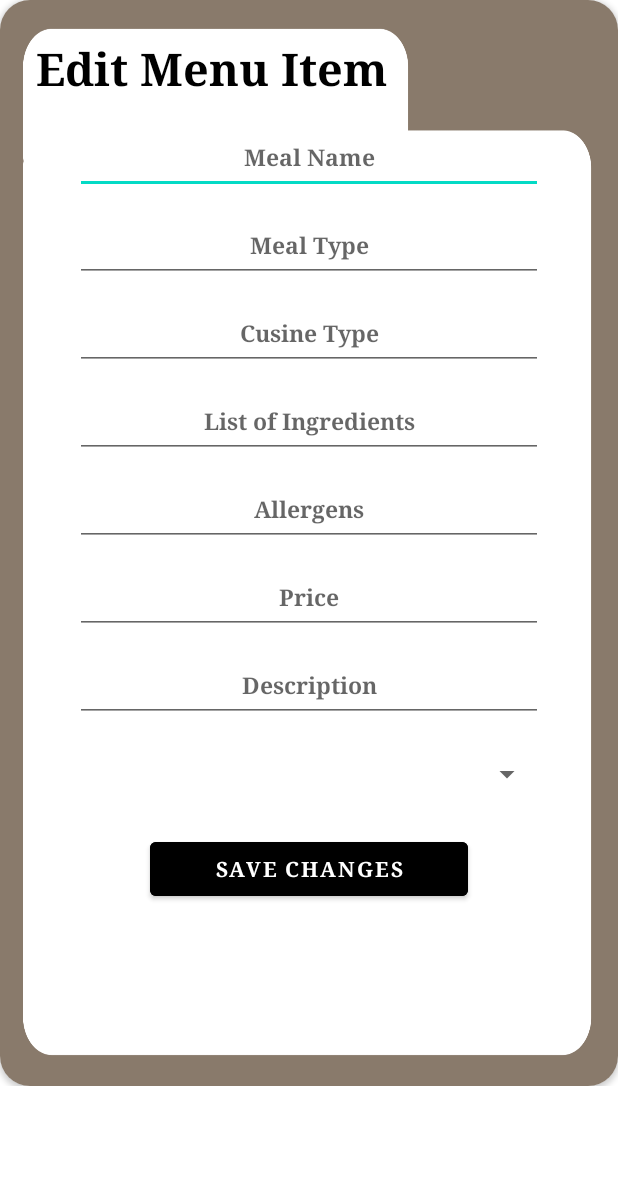
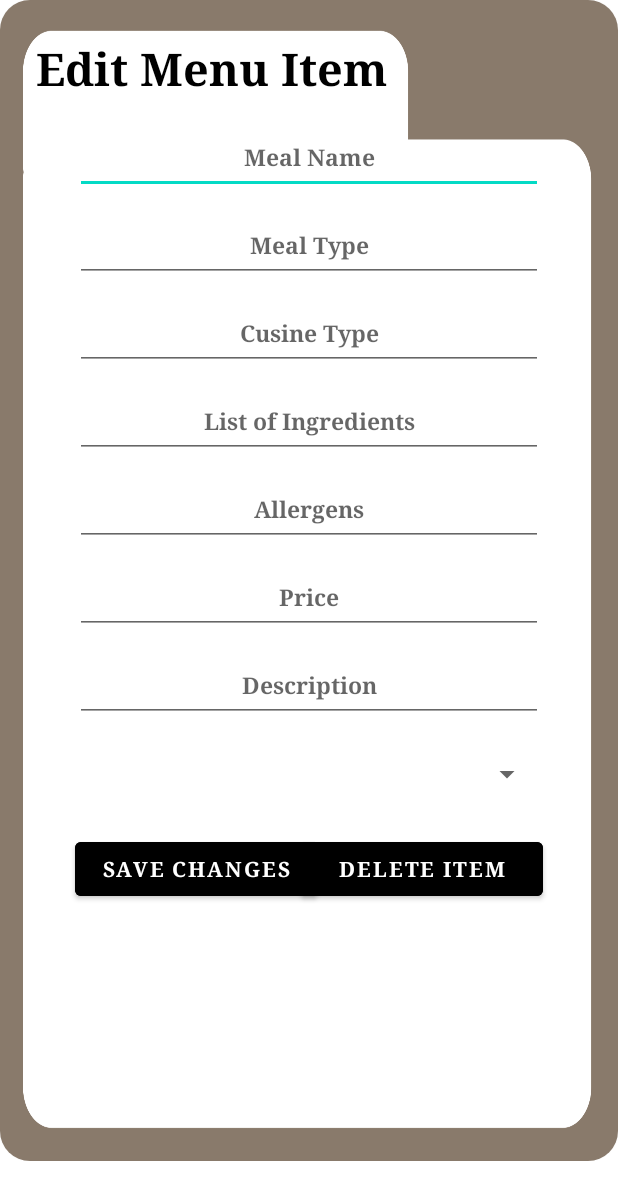
Before and after one commit to NightingaleX03/Mealer-Food-Delivery-App, an Android app: the layout edit_menu_items.xml on its own in the app's theme, with its tools: preview values and no code run, on a phone screen of 412 x 824 dp. Shown: the top 1200 px of the screen. Run offline under Robolectric (Android 15) with nearby library versions, the phone set to English and light mode, and no system bars.

Commit message:
delete button was added

```diff
--- a/app/src/main/res/layout/edit_menu_items.xml
+++ b/app/src/main/res/layout/edit_menu_items.xml
@@ -5,7 +5,7 @@
     xmlns:app="http://schemas.android.com/apk/res-auto"
     android:gravity="center"
     android:layout_height="wrap_content"
-    android:layout_marginBottom="100dp"
+    android:layout_marginBottom="50dp"
     >
 
     <androidx.cardview.widget.CardView
@@ -183,9 +183,9 @@
                 android:layout_width="match_parent"
                 android:layout_height="wrap_content"
                 android:layout_below="@id/spinner_availability"
-                android:layout_marginStart="100dp"
+                android:layout_marginStart="50dp"
                 android:layout_marginTop="5dp"
-                android:layout_marginEnd="100dp"
+                android:layout_marginEnd="200dp"
                 android:backgroundTint="@color/black"
                 android:minHeight="48dp"
                 android:text="Save Changes"
@@ -193,6 +193,22 @@
                 android:textStyle="bold"
                 android:typeface="serif" />
 
+            <Button
+                android:id="@+id/btndelete"
+                android:layout_width="match_parent"
+                android:layout_height="wrap_content"
+                android:layout_below="@id/spinner_availability"
+                android:layout_marginStart="200dp"
+                android:layout_marginTop="5dp"
+                android:layout_marginEnd="50dp"
+                android:backgroundTint="@color/black"
+                android:minHeight="48dp"
+                android:text="Delete Item"
+                android:textColor="@color/white"
+                android:textStyle="bold"
+                android:typeface="serif" />
+
+
         </RelativeLayout>
 
     </androidx.cardview.widget.CardView>
```
